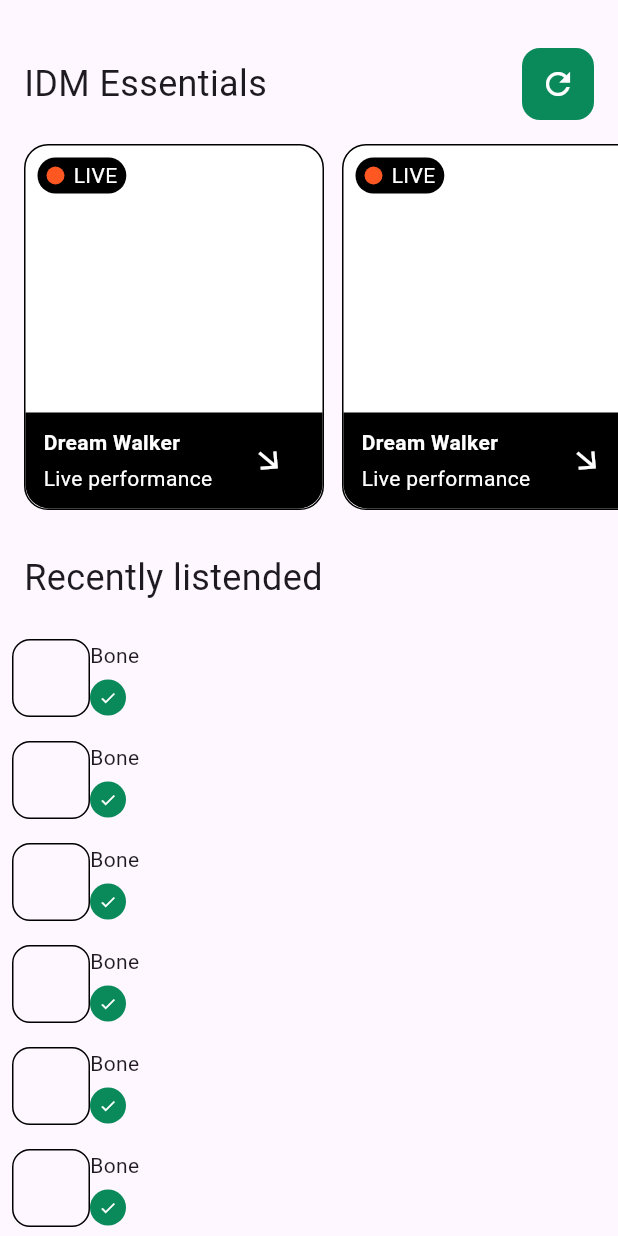
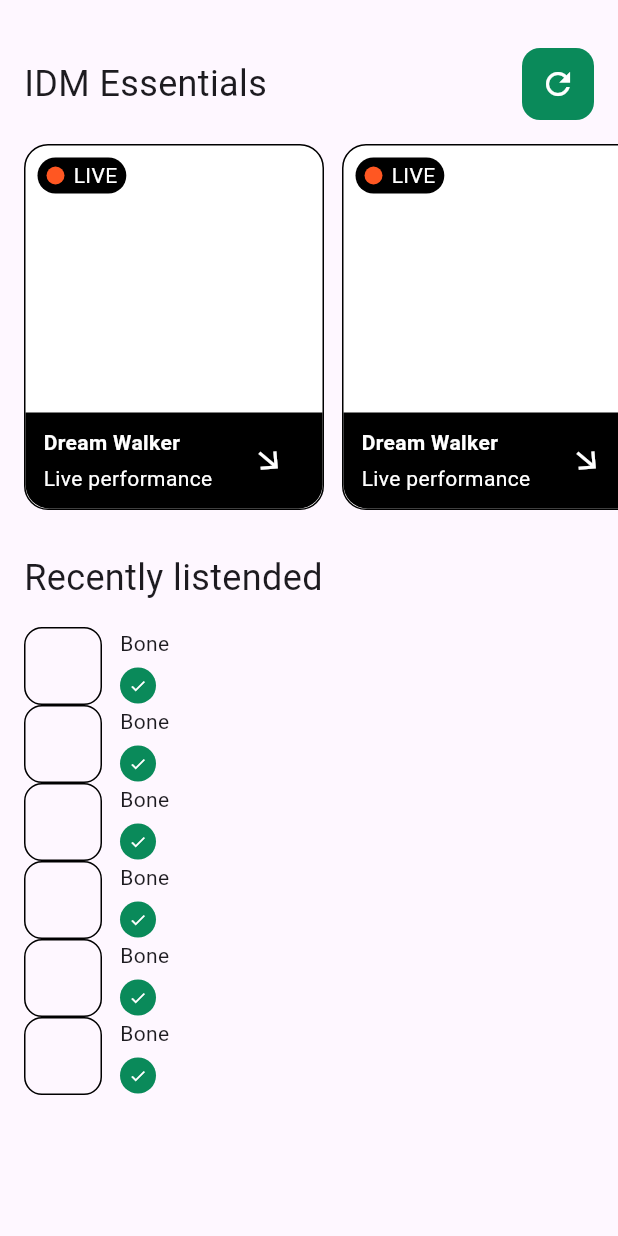
Before and after one commit to JAICHANGPARK/flutter_notebook_chapter_43, a Flutter app: the MusicPlayerIdmPage widget shown alone on an empty page, opened directly, on a phone screen of 412 x 824 dp. Run offline on Flutter 3.47's test engine with Material 3 defaults, Android fonts, the phone set to English and light mode, and no system bars; our stand-ins replace gap, hugeicons.

Commit message:
Update music_player_idm_page.dart

```diff
--- a/lib/ep2157_music_player_app/ui/home/widgets/music_player_idm_page.dart
+++ b/lib/ep2157_music_player_app/ui/home/widgets/music_player_idm_page.dart
@@ -141,8 +141,9 @@ class MusicPlayerIdmPage extends StatelessWidget {
             Column(
                 children: List.generate(6, (index) {
               return Padding(
-                padding: const EdgeInsets.all(8.0),
+                padding: const EdgeInsets.symmetric(horizontal: 16),
                 child: Row(
+                  spacing: 12,
                   children: [
                     Container(
                       height: 52,
```
